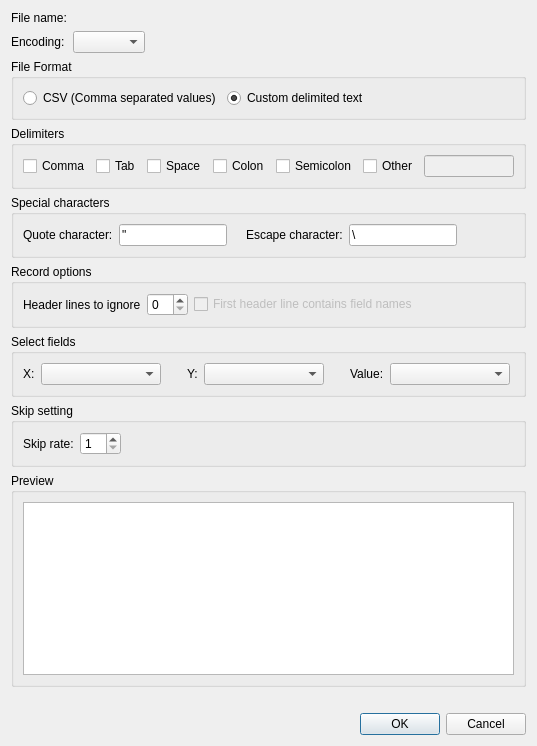
The window that libs/geodata/pointmap/private/geodatapointmaprealtextimporter_settingdialog.ui (i-RIC/prepost-gui) describes before a commit, drawn with Qt 5.
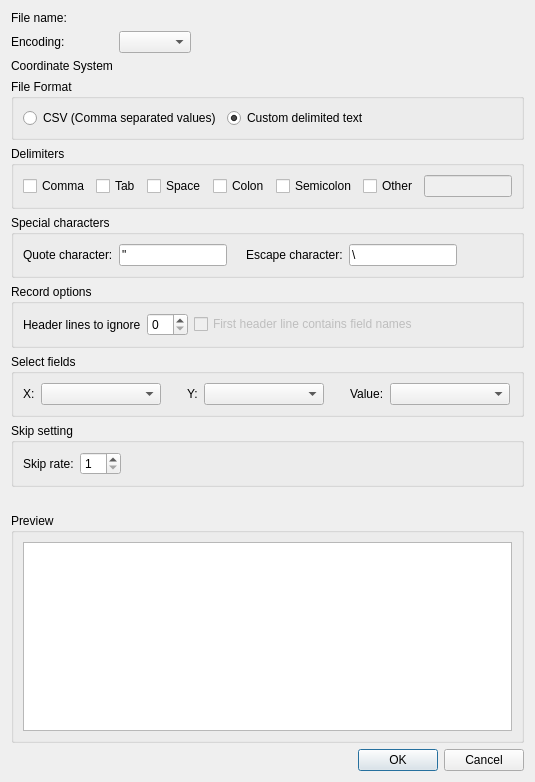
The same window after the commit. Icons and pictures are not drawn. Custom widgets are drawn as their Qt base class.

What changed in the file:
```diff
--- a/libs/geodata/pointmap/private/geodatapointmaprealtextimporter_settingdialog.ui
+++ b/libs/geodata/pointmap/private/geodatapointmaprealtextimporter_settingdialog.ui
@@ -6,8 +6,8 @@
    <rect>
     <x>0</x>
     <y>0</y>
-    <width>537</width>
-    <height>746</height>
+    <width>535</width>
+    <height>782</height>
    </rect>
   </property>
   <property name="windowTitle">
@@ -57,6 +57,16 @@
        </item>
       </layout>
      </item>
+     <item row="2" column="0">
+      <widget class="QLabel" name="csLabel">
+       <property name="text">
+        <string>Coordinate System</string>
+       </property>
+      </widget>
+     </item>
+     <item row="2" column="1">
+      <widget class="CoordinateSystemConvertWidget" name="csWidget" native="true"/>
+     </item>
     </layout>
    </item>
    <item>
@@ -459,18 +469,6 @@
      </layout>
     </widget>
    </item>
-   <item>
-    <widget class="QGroupBox" name="previewGroupBox">
-     <property name="title">
-      <string>Preview</string>
-     </property>
-     <layout class="QVBoxLayout" name="verticalLayout">
-      <item>
-       <widget class="QTableWidget" name="tableWidget"/>
-      </item>
-     </layout>
-    </widget>
-   </item>
    <item>
     <widget class="QLabel" name="errorsLabel">
      <property name="font">
@@ -484,6 +482,18 @@
      </property>
     </widget>
    </item>
+   <item>
+    <widget class="QGroupBox" name="previewGroupBox">
+     <property name="title">
+      <string>Preview</string>
+     </property>
+     <layout class="QVBoxLayout" name="verticalLayout">
+      <item>
+       <widget class="QTableWidget" name="tableWidget"/>
+      </item>
+     </layout>
+    </widget>
+   </item>
    <item>
     <widget class="QDialogButtonBox" name="buttonBox">
      <property name="orientation">
@@ -497,6 +507,12 @@
   </layout>
  </widget>
  <customwidgets>
+  <customwidget>
+   <class>CoordinateSystemConvertWidget</class>
+   <extends>QWidget</extends>
+   <header>cs/coordinatesystemconvertwidget.h</header>
+   <container>1</container>
+  </customwidget>
   <customwidget>
    <class>TooltipLabel</class>
    <extends>QLabel</extends>
```
